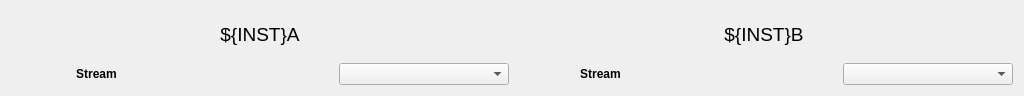
First picture: the form in blenApp/ui/blen_stream_ctrl.ui, repository slaclab/BunchLengthMonitor, before the edit.
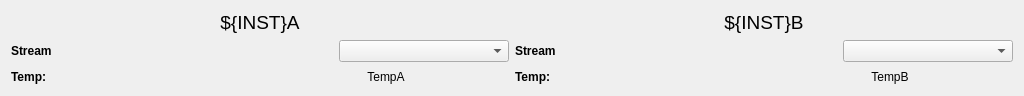
Second picture: the form after the edit. Custom widgets are drawn as their Qt base class.

Commit message: ENH: add temperature monitoring to pyro ui

```diff
--- a/blenApp/ui/blen_stream_ctrl.ui
+++ b/blenApp/ui/blen_stream_ctrl.ui
@@ -13,96 +13,7 @@
   <property name="windowTitle">
    <string>Form</string>
   </property>
-  <layout class="QVBoxLayout" name="verticalLayout">
-   <item>
-    <layout class="QGridLayout" name="streamLayout">
-     <item row="1" column="1">
-      <layout class="QHBoxLayout" name="instb_strm_layout">
-       <item>
-        <widget class="QLabel" name="instb_strm_lbl">
-         <property name="font">
-          <font>
-           <weight>75</weight>
-           <bold>true</bold>
-          </font>
-         </property>
-         <property name="text">
-          <string>Stream</string>
-         </property>
-         <property name="alignment">
-          <set>Qt::AlignCenter</set>
-         </property>
-        </widget>
-       </item>
-       <item>
-        <spacer name="horizontalSpacer_4">
-         <property name="orientation">
-          <enum>Qt::Horizontal</enum>
-         </property>
-         <property name="sizeType">
-          <enum>QSizePolicy::Fixed</enum>
-         </property>
-         <property name="sizeHint" stdset="0">
-          <size>
-           <width>80</width>
-           <height>20</height>
-          </size>
-         </property>
-        </spacer>
-       </item>
-       <item>
-        <widget class="PyDMByteIndicator" name="strmb_indicator">
-         <property name="maximumSize">
-          <size>
-           <width>35</width>
-           <height>16777215</height>
-          </size>
-         </property>
-         <property name="toolTip">
-          <string/>
-         </property>
-         <property name="channel" stdset="0">
-          <string>ca://BLEN:${AREA}:${POS}:${INST}B:AutoRearmRBV</string>
-         </property>
-         <property name="showLabels" stdset="0">
-          <bool>false</bool>
-         </property>
-         <property name="labels" stdset="0">
-          <stringlist>
-           <string>OFF</string>
-           <string>ON</string>
-          </stringlist>
-         </property>
-        </widget>
-       </item>
-       <item>
-        <spacer name="horizontalSpacer_3">
-         <property name="orientation">
-          <enum>Qt::Horizontal</enum>
-         </property>
-         <property name="sizeType">
-          <enum>QSizePolicy::Fixed</enum>
-         </property>
-         <property name="sizeHint" stdset="0">
-          <size>
-           <width>30</width>
-           <height>20</height>
-          </size>
-         </property>
-        </spacer>
-       </item>
-       <item>
-        <widget class="PyDMEnumComboBox" name="instb_strm_ctrl">
-         <property name="toolTip">
-          <string/>
-         </property>
-         <property name="channel" stdset="0">
-          <string>ca://BLEN:${AREA}:${POS}:${INST}B:ACCESS</string>
-         </property>
-        </widget>
-       </item>
-      </layout>
-     </item>
+  <layout class="QGridLayout" name="gridLayout">
      <item row="0" column="0">
       <widget class="QLabel" name="insta_lbl">
        <property name="font">
@@ -147,7 +58,7 @@
           <string>Stream</string>
          </property>
          <property name="alignment">
-          <set>Qt::AlignCenter</set>
+        <set>Qt::AlignLeading|Qt::AlignLeft|Qt::AlignVCenter</set>
          </property>
         </widget>
        </item>
@@ -220,21 +131,213 @@
        </item>
       </layout>
      </item>
+   <item row="1" column="1">
+    <layout class="QHBoxLayout" name="instb_strm_layout">
+     <item>
+      <widget class="QLabel" name="instb_strm_lbl">
+       <property name="font">
+        <font>
+         <weight>75</weight>
+         <bold>true</bold>
+        </font>
+       </property>
+       <property name="text">
+        <string>Stream</string>
+       </property>
+       <property name="alignment">
+        <set>Qt::AlignLeading|Qt::AlignLeft|Qt::AlignVCenter</set>
+       </property>
+      </widget>
+     </item>
+     <item>
+      <spacer name="horizontalSpacer_4">
+       <property name="orientation">
+        <enum>Qt::Horizontal</enum>
+       </property>
+       <property name="sizeType">
+        <enum>QSizePolicy::Fixed</enum>
+       </property>
+       <property name="sizeHint" stdset="0">
+        <size>
+         <width>80</width>
+         <height>20</height>
+        </size>
+       </property>
+      </spacer>
+     </item>
+     <item>
+      <widget class="PyDMByteIndicator" name="strmb_indicator">
+       <property name="maximumSize">
+        <size>
+         <width>35</width>
+         <height>16777215</height>
+        </size>
+       </property>
+       <property name="toolTip">
+        <string/>
+       </property>
+       <property name="channel" stdset="0">
+        <string>ca://BLEN:${AREA}:${POS}:${INST}B:AutoRearmRBV</string>
+       </property>
+       <property name="showLabels" stdset="0">
+        <bool>false</bool>
+       </property>
+       <property name="labels" stdset="0">
+        <stringlist>
+         <string>OFF</string>
+         <string>ON</string>
+        </stringlist>
+       </property>
+      </widget>
+     </item>
+     <item>
+      <spacer name="horizontalSpacer_3">
+       <property name="orientation">
+        <enum>Qt::Horizontal</enum>
+       </property>
+       <property name="sizeType">
+        <enum>QSizePolicy::Fixed</enum>
+       </property>
+       <property name="sizeHint" stdset="0">
+        <size>
+         <width>30</width>
+         <height>20</height>
+        </size>
+       </property>
+      </spacer>
+     </item>
+     <item>
+      <widget class="PyDMEnumComboBox" name="instb_strm_ctrl">
+       <property name="toolTip">
+        <string/>
+       </property>
+       <property name="channel" stdset="0">
+        <string>ca://BLEN:${AREA}:${POS}:${INST}B:ACCESS</string>
+       </property>
+      </widget>
+     </item>
+    </layout>
+   </item>
+   <item row="2" column="0">
+    <layout class="QHBoxLayout" name="horizontalLayout_3">
+     <item>
+      <widget class="QLabel" name="label_9">
+       <property name="font">
+        <font>
+         <weight>75</weight>
+         <bold>true</bold>
+        </font>
+       </property>
+       <property name="text">
+        <string>Temp:</string>
+       </property>
+      </widget>
+     </item>
+     <item>
+      <widget class="PyDMLabel" name="tempA">
+       <property name="sizePolicy">
+        <sizepolicy hsizetype="Minimum" vsizetype="Minimum">
+         <horstretch>0</horstretch>
+         <verstretch>0</verstretch>
+        </sizepolicy>
+       </property>
+       <property name="minimumSize">
+        <size>
+         <width>75</width>
+         <height>16</height>
+        </size>
+       </property>
+       <property name="toolTip">
+        <string/>
+       </property>
+       <property name="frameShape">
+        <enum>QFrame::NoFrame</enum>
+       </property>
+       <property name="text">
+        <string>TempA</string>
+       </property>
+       <property name="alignment">
+        <set>Qt::AlignCenter</set>
+       </property>
+       <property name="showUnits" stdset="0">
+        <bool>true</bool>
+       </property>
+       <property name="channel" stdset="0">
+        <string>ca://BLEN:${AREA}:${POS}:TempA</string>
+       </property>
+      </widget>
+     </item>
+    </layout>
+   </item>
+   <item row="2" column="1">
+    <layout class="QHBoxLayout" name="horizontalLayout_4">
+     <item>
+      <widget class="QLabel" name="label_10">
+       <property name="font">
+        <font>
+         <weight>75</weight>
+         <bold>true</bold>
+        </font>
+       </property>
+       <property name="text">
+        <string>Temp:</string>
+       </property>
+      </widget>
+     </item>
+     <item>
+      <widget class="PyDMLabel" name="tempB">
+       <property name="sizePolicy">
+        <sizepolicy hsizetype="Minimum" vsizetype="Minimum">
+         <horstretch>0</horstretch>
+         <verstretch>0</verstretch>
+        </sizepolicy>
+       </property>
+       <property name="minimumSize">
+        <size>
+         <width>75</width>
+         <height>16</height>
+        </size>
+       </property>
+       <property name="toolTip">
+        <string/>
+       </property>
+       <property name="frameShape">
+        <enum>QFrame::NoFrame</enum>
+       </property>
+       <property name="text">
+        <string>TempB</string>
+       </property>
+       <property name="alignment">
+        <set>Qt::AlignCenter</set>
+       </property>
+       <property name="showUnits" stdset="0">
+        <bool>true</bool>
+       </property>
+       <property name="channel" stdset="0">
+        <string>ca://BLEN:${AREA}:${POS}:TempB</string>
+       </property>
+      </widget>
+     </item>
     </layout>
    </item>
   </layout>
  </widget>
  <customwidgets>
   <customwidget>
-   <class>PyDMByteIndicator</class>
-   <extends>QWidget</extends>
-   <header>pydm.widgets.byte</header>
+   <class>PyDMLabel</class>
+   <extends>QLabel</extends>
+   <header>pydm.widgets.label</header>
   </customwidget>
   <customwidget>
    <class>PyDMEnumComboBox</class>
    <extends>QComboBox</extends>
    <header>pydm.widgets.enum_combo_box</header>
   </customwidget>
+  <customwidget>
+   <class>PyDMByteIndicator</class>
+   <extends>QWidget</extends>
+   <header>pydm.widgets.byte</header>
+  </customwidget>
  </customwidgets>
  <resources/>
  <connections/>
```
Lines whose indentation alone changed are shown as unchanged.
